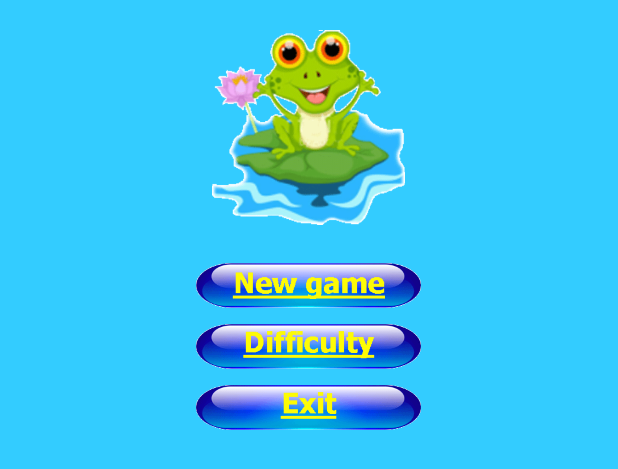
After one commit to max1call/NewTechnologies, an Android app: the layout menu_layout.xml on its own in the app's theme, with its tools: preview values and no code run, on a phone screen of 412 x 824 dp. The commit adds this screen. Shown: the top 469 px of the screen. Run offline under Robolectric (Android 15) with nearby library versions, the phone set to English and light mode, and no system bars.

Commit message:
All rigth. Need target, Happy win, menu, musuc, next stage...

```diff
--- a/app/src/main/java/com/example/newtechnologies/MainActivity.java
+++ b/app/src/main/java/com/example/newtechnologies/MainActivity.java
@@ -8,6 +8,7 @@ import android.support.v7.app.AppCompatActivity;
 import android.os.Bundle;
 import android.util.Log;
 import android.view.Display;
+import android.view.Window;
 import android.view.WindowManager;
 import android.widget.TextView;
 
@@ -24,6 +25,7 @@ public class MainActivity extends Activity {
     protected void onCreate(Bundle savedInstanceState) {
         super.onCreate(savedInstanceState);
         getWindow().addFlags(WindowManager.LayoutParams.FLAG_FULLSCREEN);
+        //requestWindowFeature(Window.FEATURE_NO_TITLE);
         setContentView(R.layout.activity_main);
         myView= (MyView) findViewById(R.id.myview);
         myThread=myView.getThread();
--- a/app/src/main/java/com/example/newtechnologies/MyView.java
+++ b/app/src/main/java/com/example/newtechnologies/MyView.java
@@ -33,8 +33,8 @@ public class MyView extends SurfaceView implements SurfaceHolder.Callback {
             @Override
             public void handleMessage(Message m) {
                 if(m.what==1){
-                    str = "countLive= "+m.getData().getInt("countLive");
-                    tvt1.setText(str);
+//                    str = "countLive= "+m.getData().getInt("countLive");
+//                    tvt1.setText(str);
                 }
             }
         });
--- a/app/src/main/res/layout/activity_main.xml
+++ b/app/src/main/res/layout/activity_main.xml
@@ -18,7 +18,7 @@
             android:layout_width="wrap_content"
             android:layout_height="wrap_content"
             android:layout_centerInParent="true"
-            android:text="tv1"
+            android:text=""
             app:layout_constraintStart_toStartOf="parent"
             app:layout_constraintTop_toTopOf="parent" />
 
--- /dev/null
+++ b/app/src/main/res/layout/menu_layout.xml
@@ -0,0 +1,46 @@
+<FrameLayout xmlns:android="http://schemas.android.com/apk/res/android"
+    xmlns:app="http://schemas.android.com/apk/res-auto"
+    xmlns:tools="http://schemas.android.com/tools"
+    android:layout_width="match_parent"
+    android:layout_height="match_parent"
+    android:background="#33ccff"
+    tools:context="com.example.newtechnologies.MenuActivity">
+
+    <LinearLayout
+        android:layout_width="match_parent"
+        android:layout_height="match_parent"
+        android:orientation="vertical">
+
+        <ImageView
+            android:layout_width="130dp"
+            android:layout_height="130dp"
+            android:src="@drawable/princess_frog"
+            android:layout_gravity="center_horizontal"
+            android:layout_margin="20dp" />
+
+        <Button
+            android:id="@+id/btn_new"
+            android:layout_width="150dp"
+            android:layout_height="30dp"
+            android:layout_gravity="center_horizontal"
+            android:layout_margin="5dp"
+            android:background="@drawable/btn_new_game"
+            android:onClick="newGame" />
+        <Button
+            android:id="@+id/btn_diff"
+            android:layout_width="150dp"
+            android:layout_height="30dp"
+            android:background="@drawable/btn_difficulty"
+            android:layout_gravity="center_horizontal"
+            android:layout_margin="5dp"/>
+        <Button
+            android:id="@+id/btn_exit"
+            android:layout_width="150dp"
+            android:layout_height="30dp"
+            android:background="@drawable/btn_exit"
+            android:layout_gravity="center_horizontal"
+            android:layout_margin="5dp"/>
+
+    </LinearLayout>
+
+</FrameLayout>
--- a/app/src/main/res/values/colors.xml
+++ b/app/src/main/res/values/colors.xml
@@ -3,4 +3,6 @@
     <color name="colorPrimary">#3F51B5</color>
     <color name="colorPrimaryDark">#303F9F</color>
     <color name="colorAccent">#FF4081</color>
+
+    <color name="black_overlay">#66000000</color>
 </resources>
--- a/app/src/main/res/values/strings.xml
+++ b/app/src/main/res/values/strings.xml
@@ -7,4 +7,8 @@
     <string name="mode_win_suffix">in a row\nPress Up to Play</string>
     <string name="message_stopped">Stopped</string>
 
+    <string name="title_activity_menu">MenuActivity</string>
+    <string name="dummy_button">Dummy Button</string>
+    <string name="dummy_content">DUMMY\nCONTENT</string>
+
 </resources>
```
Also changed, not shown: app/build.gradle (+5 -2 lines), app/src/main/AndroidManifest.xml (+11 -5 lines), app/src/main/java/com/example/newtechnologies/MenuActivity.java (added, +31 -0 lines), app/src/main/res/values/attrs.xml (added, +12 -0 lines), app/src/main/res/values/styles.xml (+12 -0 lines).
